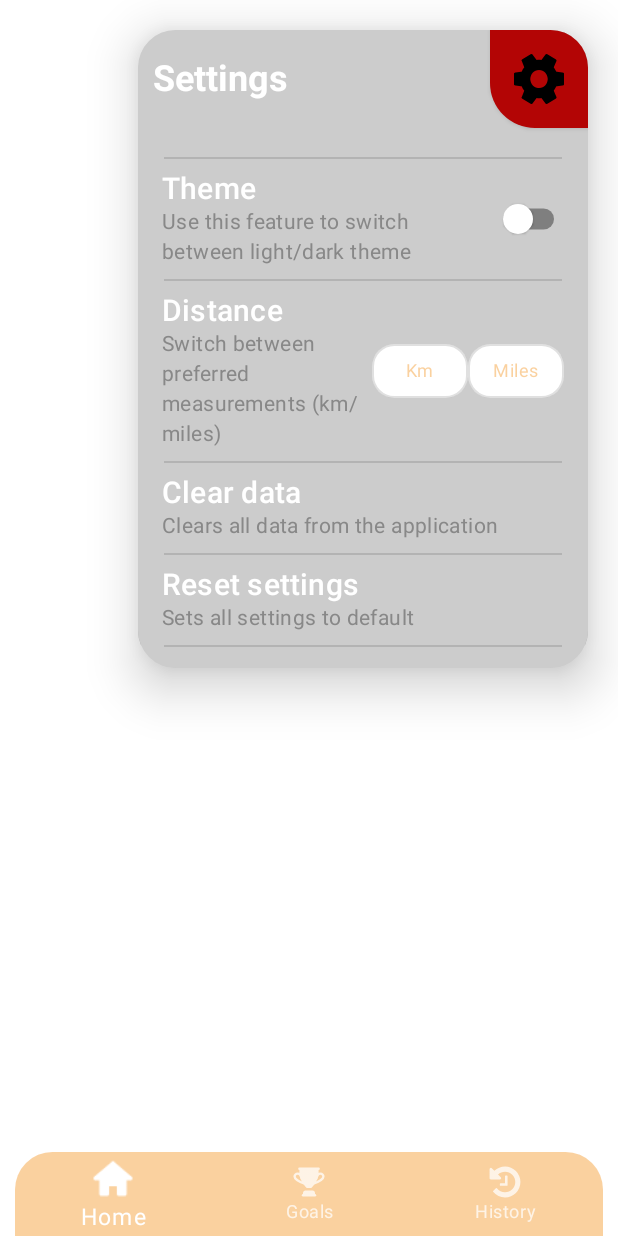
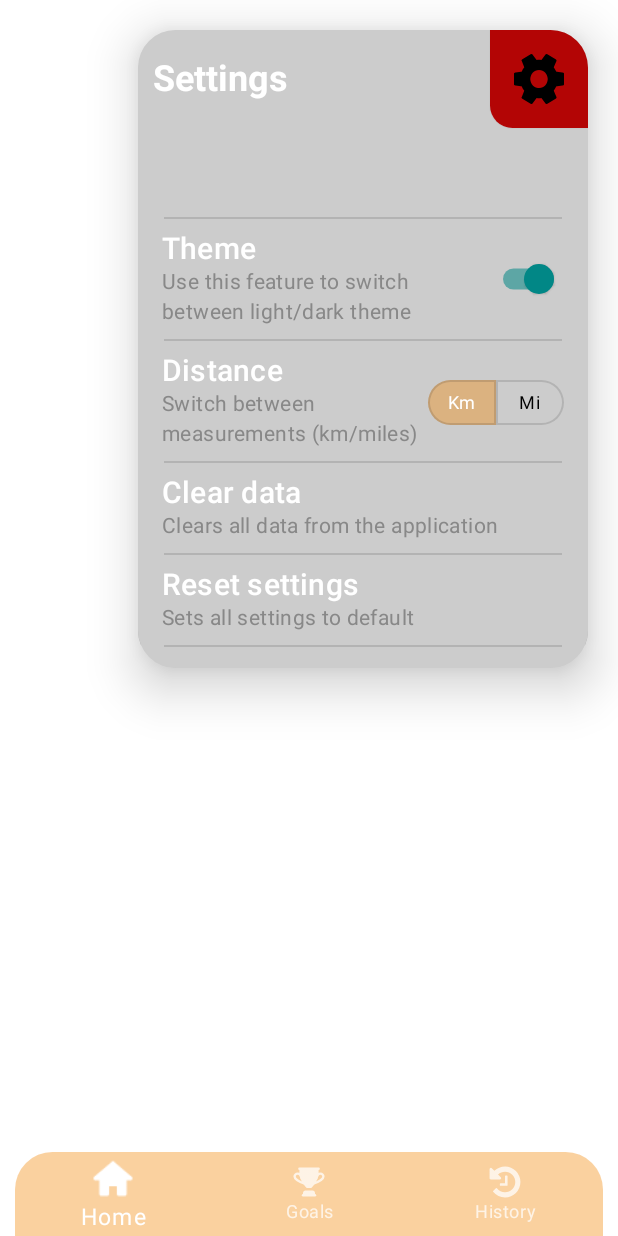
Before and after one commit to EmanuelPerez-507/keep-fit, an Android app built with Jetpack Compose: the screen it shows after launch (Start), on a phone screen of 412 x 824 dp. Run offline under Robolectric (Android 15) with nearby library versions, the phone set to English and light mode, and no system bars.

Commit message:
Added controls

```diff
--- a/app/src/main/java/com/example/keepfit/Controls/SegmentedButton.kt
+++ b/app/src/main/java/com/example/keepfit/Controls/SegmentedButton.kt
@@ -1,20 +1,51 @@
 package com.example.keepfit.Controls
 
-import androidx.compose.foundation.layout.Row
-import androidx.compose.material.MaterialTheme
-import androidx.compose.material.OutlinedButton
-import androidx.compose.material.Text
+import androidx.compose.foundation.layout.*
+import androidx.compose.material.*
 import androidx.compose.runtime.Composable
+import androidx.compose.runtime.mutableStateOf
+import androidx.compose.runtime.remember
+import androidx.compose.ui.graphics.Color
+import androidx.compose.ui.graphics.RectangleShape
+import com.example.keepfit.ui.theme.CustomShapes
+
+import androidx.compose.runtime.getValue
+import androidx.compose.runtime.setValue
+import androidx.compose.ui.Modifier
+import androidx.compose.ui.unit.dp
 
 
 @Composable
-fun SegmentedButton(vararg segments:String) {
+fun SegmentedButton(vararg segments:String, selected:Int = 0) {
+
+    var selectedIndex:Int by remember { mutableStateOf(selected) }
+
+    val lastElementIndex = segments.size - 1
+
     Row(){
 
-        segments.map { title ->
-            OutlinedButton(onClick = {}) {
-            Text(title, style = MaterialTheme.typography.caption)
-        }
+        segments.mapIndexed{ index, title ->
+
+            OutlinedButton(
+                modifier = Modifier
+                    .width(45.dp)
+                    .height(30.dp),
+                onClick = {selectedIndex = index},
+                contentPadding = PaddingValues(0.dp),
+                shape = when(index){
+                    0-> CustomShapes.onlyLeft.small
+                    lastElementIndex -> CustomShapes.onlyRight.small
+                    else -> RectangleShape
+                },
+                colors = ButtonDefaults.buttonColors(backgroundColor = when(index){
+                    selectedIndex -> MaterialTheme.colors.primary
+                    else -> Color.Transparent
+                })
+                ) {
+
+                Text(title, style = MaterialTheme.typography.caption)
+
+            }
 
         }
 
--- a/app/src/main/java/com/example/keepfit/NavigationContainer/View/NavigationContainer.kt
+++ b/app/src/main/java/com/example/keepfit/NavigationContainer/View/NavigationContainer.kt
@@ -104,7 +104,7 @@
                 elevation = 0.dp,
                 modifier = Modifier
                     .padding(horizontal = 10.dp)
-                    .clip(shape = CustomShapes.onlyTop.medium())
+                    .clip(shape = CustomShapes.onlyTop.medium)
                     .fillMaxWidth()
                     .align(Alignment.BottomCenter)
             ) {
--- a/app/src/main/java/com/example/keepfit/NavigationContainer/View/SettingsButton.kt
+++ b/app/src/main/java/com/example/keepfit/NavigationContainer/View/SettingsButton.kt
@@ -11,6 +11,7 @@
 import androidx.compose.ui.Alignment
 import androidx.compose.ui.Modifier
 import androidx.compose.ui.draw.rotate
+import androidx.compose.ui.draw.scale
 import androidx.compose.ui.draw.shadow
 import androidx.compose.ui.geometry.Rect
 import androidx.compose.ui.graphics.Color
@@ -104,6 +105,13 @@
         }
     }
 
+    val animatedContentScale: Float by transition.animateFloat(label = "shadowTransition") {currentState ->
+        when(currentState){
+            SettingButtonState.COMPRESSED -> 0F
+            SettingButtonState.EXPANDED -> 1F
+        }
+    }
+
     Surface(
         modifier = alignment
             .padding(animatedPadding)
@@ -123,14 +131,18 @@
             modifier = Modifier.fillMaxSize()
         ){
 
-            SettingsScreen()
+            Box(modifier = Modifier.fillMaxSize().scale(animatedContentScale)){
+
+                SettingsScreen()
+
+            }
 
             Button(
                 modifier = Modifier
                     .size(65.dp)
                     .align(Alignment.TopEnd),
                 shape = RoundedCornerShape(
-                    bottomStart = 30.dp
+                    bottomStart = 15.dp
                 ),
                 colors = ButtonDefaults.buttonColors(backgroundColor = animatedColor,contentColor = Color.Transparent),
                 onClick = {
--- a/app/src/main/java/com/example/keepfit/Settings/View/SettingsScreen.kt
+++ b/app/src/main/java/com/example/keepfit/Settings/View/SettingsScreen.kt
@@ -52,9 +52,7 @@
             title = stringResource(com.example.keepfit.R.string.settings_title_theme),
             description = stringResource(com.example.keepfit.R.string.settings_description_theme)
         ){
-            var themeStatus:Boolean by remember{mutableStateOf(false)}
-            Switch(modifier = Modifier.clickable { themeStatus = !themeStatus },
-                checked = themeStatus, onCheckedChange = {})
+            Switch(checked = true, onCheckedChange = {})
         }
 
         Divider(modifier = Modifier.padding(horizontal = sideSpacing))
@@ -64,7 +62,7 @@
             description = stringResource(com.example.keepfit.R.string.settings_description_distance)
         ){
 
-            SegmentedButton("Km", "Miles")
+            SegmentedButton("Km", "Mi")
 
         }
 
--- a/app/src/main/java/com/example/keepfit/ui/theme/Shape.kt
+++ b/app/src/main/java/com/example/keepfit/ui/theme/Shape.kt
@@ -14,6 +14,11 @@
     large = RoundedCornerShape(large)
 )
 
+enum class ShapeSide{
+    LEFT,
+    RIGHT
+}
+
 object CustomShapes {
 
     fun noRound(): RoundedCornerShape{
@@ -24,18 +29,28 @@
         return RoundedCornerShape(50)
     }
 
-    object onlyTop {
+    val onlyTop:Shapes = Shapes(
+        small = RoundedCornerShape(topStart = small, topEnd = small),
+        medium = RoundedCornerShape(topStart = medium, topEnd = medium),
+        large = RoundedCornerShape(topStart = large, topEnd = large)
+    )
 
-        fun small(): RoundedCornerShape{
-            return RoundedCornerShape(topStart = small, topEnd = small)
+    fun onlySide(side:ShapeSide = ShapeSide.LEFT):Shapes {
+        return when(side){
+            ShapeSide.LEFT->Shapes(
+                small = RoundedCornerShape(topStart = small, bottomStart = small),
+                medium = RoundedCornerShape(topStart = medium, bottomStart = medium),
+                large = RoundedCornerShape(topStart = large, bottomStart = large)
+            )
+            ShapeSide.RIGHT->Shapes(
+                small = RoundedCornerShape(bottomEnd = small, topEnd = small),
+                medium = RoundedCornerShape(bottomEnd = medium, topEnd = medium),
+                large = RoundedCornerShape(bottomEnd = large, topEnd = large)
+            )
         }
-        fun medium(): RoundedCornerShape {
-            return RoundedCornerShape(topStart = medium, topEnd = medium)
-        }
-        fun large(): RoundedCornerShape{
-            return RoundedCornerShape(topStart = large, topEnd = large)
-        }
-
     }
 
+    val onlyLeft:Shapes = onlySide(ShapeSide.LEFT)
+    val onlyRight:Shapes = onlySide(ShapeSide.RIGHT)
+
 }
--- a/app/src/main/res/values/strings.xml
+++ b/app/src/main/res/values/strings.xml
@@ -14,7 +14,7 @@
         Use this feature to switch between light/dark theme
     </string>
     <string name="settings_description_distance">
-        Switch between preferred measurements (km/miles)
+        Switch between measurements (km/miles)
     </string>
     <string name="settings_description_clearData">
         Clears all data from the application
```
